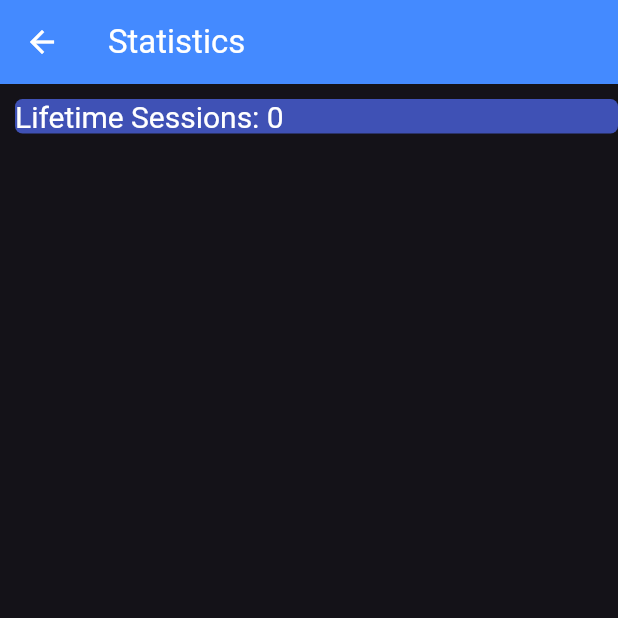
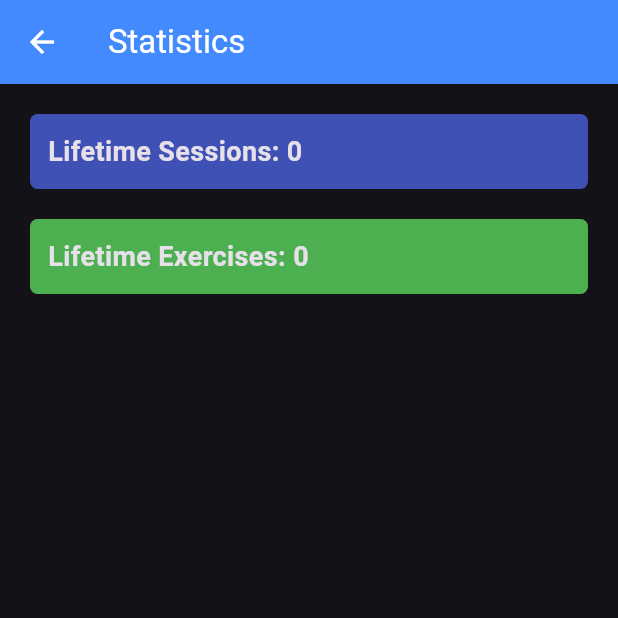
Before and after one commit to AnnambhotlaK/workout_tracker_app, a Flutter app: the StatsPage screen opened directly, on a phone screen of 412 x 824 dp, the top half of it. Run offline on Flutter 3.47's test engine with Material 3 defaults, Android fonts, the phone set to English and light mode, and no system bars; our stand-ins replace fl_chart, flutter_heatmap_calendar, hive_flutter; accounts and stored records are empty.

Commit message:
Added lifetime exercises to stats page
Next: Implement way to track activity completed each week, possibly with a heatmap keying week to list of sessions. Need for streaks and charts.

```diff
--- a/lib/pages/main_page.dart
+++ b/lib/pages/main_page.dart
@@ -30,7 +30,6 @@ class _MainPageState extends State<MainPage> {
         onDestinationSelected: (value) {
           setState(() {
             selectedPage = value;
-            print(pages[selectedPage]);
           });
         },
         destinations: const [
--- a/lib/pages/stats_page.dart
+++ b/lib/pages/stats_page.dart
@@ -2,6 +2,8 @@ import 'package:flutter/material.dart';
 import 'package:main/session_data/session_data.dart';
 import 'package:provider/provider.dart';
 import 'package:fl_chart/fl_chart.dart';
+
+import '../models/session.dart';
 
 class StatsPage extends StatefulWidget {
   const StatsPage({super.key});
@@ -24,6 +26,16 @@ class _StatsPageState extends State<StatsPage> {
         .length;
   }
 
+  int getLifetimeExercises() {
+    List<Session> sessionList =
+        Provider.of<SessionData>(context, listen: false).getSessionList();
+    int exercises = 0;
+    for (int i = 0; i < sessionList.length; i++) {
+      exercises += sessionList[i].exercises.length;
+    }
+    return exercises;
+  }
+
   @override
   Widget build(BuildContext context) {
     return Consumer<SessionData>(
@@ -35,17 +47,48 @@ class _StatsPageState extends State<StatsPage> {
             foregroundColor: Colors.white,
           ),
           body: ListView(children: [
+
+            // LAST 5 WEEK ACTIVITY CHART
+
+            // LIFETIME SESSIONS
             Padding(
-              padding: EdgeInsetsGeometry.fromLTRB(10, 10, 0, 0),
-              child: Material(
-
-                color: Colors.indigo,
-                shape: RoundedRectangleBorder(
-                    side: BorderSide.none, borderRadius: BorderRadius.circular(5)),
-                textStyle: TextStyle(fontSize: 20),
-                child: Text('Lifetime Sessions: ${getLifetimeSessions()}'),
+              padding: const EdgeInsets.fromLTRB(20, 20, 20, 0),
+              child: Container(
+                padding: const EdgeInsets.all(12),
+                decoration: BoxDecoration(
+                  color: Colors.indigo,
+                  borderRadius: BorderRadius.circular(5),
+                ),
+                child: Text(
+                  'Lifetime Sessions: ${getLifetimeSessions()}',
+                  style: const TextStyle(
+                    fontSize: 18,
+                    fontWeight: FontWeight.bold,
+                  ),
+                ),
               ),
             ),
+
+            // LIFETIME EXERCISES
+            Padding(
+              padding: const EdgeInsets.fromLTRB(20, 20, 20, 0),
+              child: Container(
+                padding: const EdgeInsets.all(12),
+                decoration: BoxDecoration(
+                  color: Colors.green,
+                  borderRadius: BorderRadius.circular(5),
+                ),
+                child: Text(
+                  'Lifetime Exercises: ${getLifetimeExercises()}',
+                  style: const TextStyle(
+                    fontSize: 18,
+                    fontWeight: FontWeight.bold,
+                  ),
+                ),
+              ),
+            ),
+
+
           ]),
         );
       },
```
